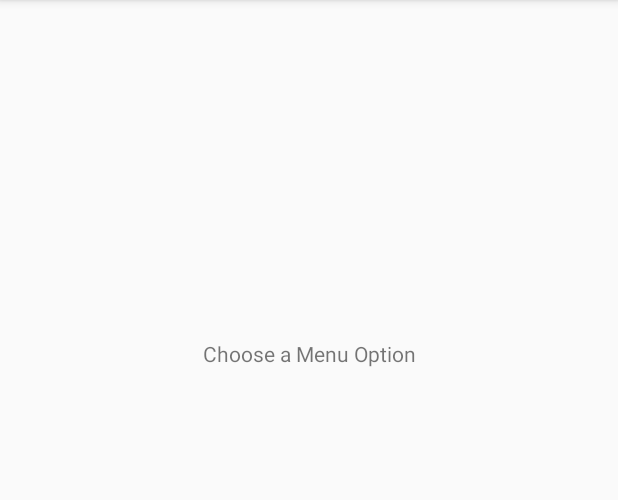
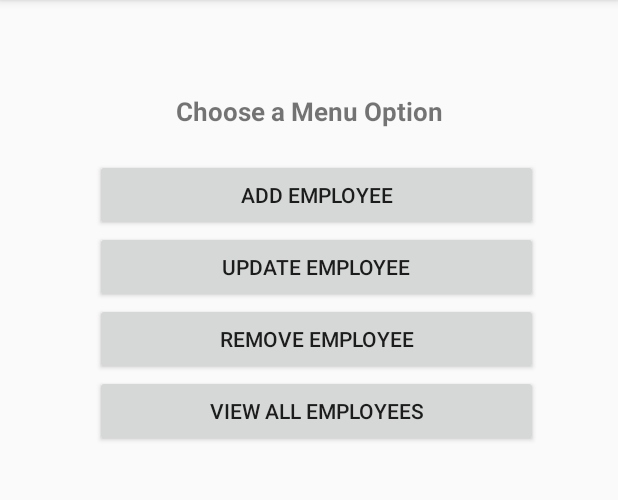
Before and after one commit to sarvan2shekar/Sqlite, an Android app: the screen it shows after launch (MainActivity), on a phone screen of 412 x 824 dp, the part 84-584 px from its top. Run offline under Robolectric (Android 15) with nearby library versions, the phone set to English and light mode, and no system bars.

Commit message:
Formatted Code

```diff
--- a/app/src/main/res/layout/activity_main.xml
+++ b/app/src/main/res/layout/activity_main.xml
@@ -7,16 +7,69 @@
     tools:context="com.testapp.sarvan.sqlite.view.MainActivity">
 
     <TextView
-        android:layout_width="wrap_content"
-        android:layout_height="wrap_content"
+        android:id="@+id/textView"
+        android:layout_width="179dp"
+        android:layout_height="32dp"
+        android:layout_marginTop="8dp"
         android:text="Choose a Menu Option"
+        android:textAlignment="center"
+        android:textSize="17sp"
+        android:textStyle="bold"
         app:layout_constraintBottom_toBottomOf="parent"
         app:layout_constraintLeft_toLeftOf="parent"
         app:layout_constraintRight_toRightOf="parent"
         app:layout_constraintTop_toTopOf="parent"
+        app:layout_constraintVertical_bias="0.074" />
+
+    <Button
+        android:id="@+id/button1"
+        android:layout_width="295dp"
+        android:layout_height="48dp"
+        android:layout_marginEnd="8dp"
         android:layout_marginLeft="8dp"
-        app:layout_constraintHorizontal_bias="0.485"
-        app:layout_constraintVertical_bias="0.294"
-        android:layout_marginTop="8dp" />
+        android:layout_marginRight="8dp"
+        android:layout_marginStart="8dp"
+        android:layout_marginTop="12dp"
+        android:text="Add Employee"
+        app:layout_constraintHorizontal_bias="0.468"
+        app:layout_constraintLeft_toLeftOf="@+id/textView"
+        app:layout_constraintRight_toRightOf="@+id/textView"
+        app:layout_constraintTop_toBottomOf="@+id/textView" />
+
+    <Button
+        android:id="@+id/button2"
+        android:layout_width="295dp"
+        android:layout_height="48dp"
+        android:layout_marginEnd="8dp"
+        android:layout_marginRight="8dp"
+        android:text="Update Employee"
+        app:layout_constraintHorizontal_bias="0.0"
+        app:layout_constraintLeft_toLeftOf="@+id/button1"
+        app:layout_constraintRight_toRightOf="@+id/button1"
+        app:layout_constraintTop_toBottomOf="@+id/button1" />
+
+    <Button
+        android:id="@+id/button3"
+        android:layout_width="295dp"
+        android:layout_height="48dp"
+        android:layout_marginEnd="8dp"
+        android:layout_marginRight="8dp"
+        android:text="Remove Employee"
+        app:layout_constraintHorizontal_bias="0.0"
+        app:layout_constraintLeft_toLeftOf="@+id/button2"
+        app:layout_constraintRight_toRightOf="@+id/button2"
+        app:layout_constraintTop_toBottomOf="@+id/button2" />
+
+    <Button
+        android:id="@+id/button4"
+        android:layout_width="295dp"
+        android:layout_height="48dp"
+        android:layout_marginEnd="8dp"
+        android:layout_marginRight="8dp"
+        android:text="View all employees"
+        app:layout_constraintHorizontal_bias="0.0"
+        app:layout_constraintLeft_toLeftOf="@+id/button3"
+        app:layout_constraintRight_toRightOf="@+id/button3"
+        app:layout_constraintTop_toBottomOf="@+id/button3" />
 
 </android.support.constraint.ConstraintLayout>
```
